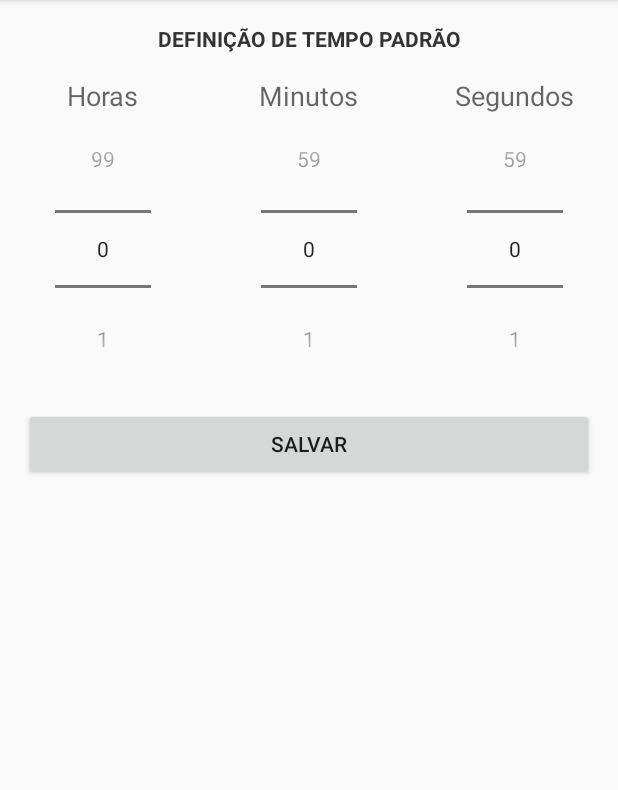
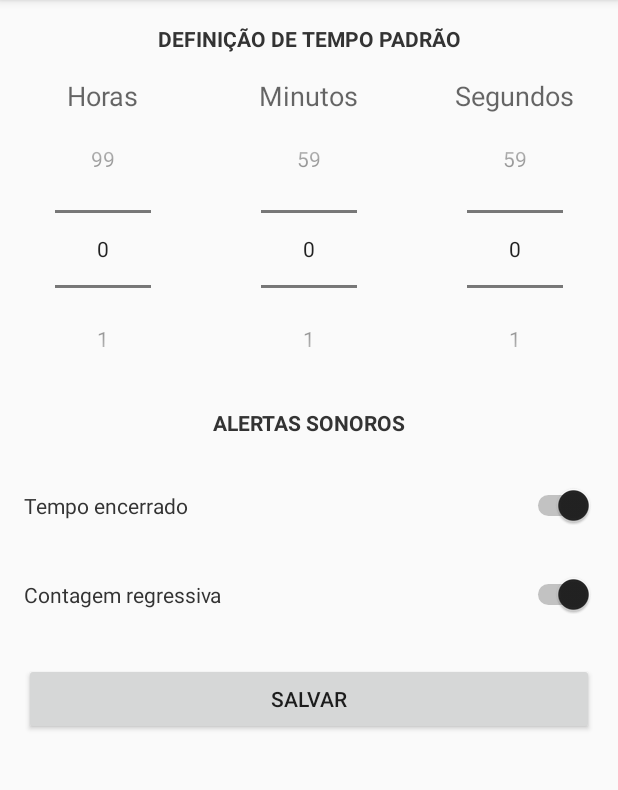
Before and after one commit to demetriosmiguel/AmpulhetaDigital, an Android app: the screen it shows after launch (ConfiguracaoActivity), in the options menu, after a tap on "Preferencias", on a phone screen of 412 x 824 dp, the part 84-874 px from its top. Run offline under Robolectric (Android 15) with nearby library versions, the phone set to English and light mode, and no system bars.

Commit message:
Configuração de preferencia por emitir alerta sonoro ou não de contagem regressiva e tempo encerrado

```diff
--- a/app/src/main/java/com/example/demtriosmiguel/ampulhetadigital/ConfiguracaoActivity.java
+++ b/app/src/main/java/com/example/demtriosmiguel/ampulhetadigital/ConfiguracaoActivity.java
@@ -6,18 +6,25 @@ import android.support.v7.app.AppCompatActivity;
 import android.view.View;
 import android.widget.Button;
 import android.widget.NumberPicker;
+import android.widget.Switch;
 import android.widget.Toast;
 
 public class ConfiguracaoActivity extends AppCompatActivity {
 
     public static final String PREFERENCIAS_PADRAO = "preferenciasPadrao";
+
     public static final String HORAS_PADRAO = "horasPadrao";
     public static final String MINUTOS_PADRAO = "minutossPadrao";
     public static final String SEGUNDOS_PADRAO = "segundosPadrao";
+    public static final String SOM_TEMPO_ENCERRADO = "somTempoEncerrado";
+    public static final String SOM_CONTAGEM_REGRESSIVA = "somContagemRegressiva";
 
     private NumberPicker npHorasPadrao;
     private NumberPicker npMinutossPadrao;
     private NumberPicker npSegundosPadrao;
+
+    private Switch switchTempoEncerrado;
+    private Switch switchContagemRegressiva;
 
     private Button btnSalvar;
 
@@ -25,6 +32,8 @@ public class ConfiguracaoActivity extends AppCompatActivity {
     protected void onCreate(Bundle savedInstanceState) {
         super.onCreate(savedInstanceState);
         setContentView(R.layout.activity_configuracao);
+
+        SharedPreferences preferencias = getSharedPreferences(PREFERENCIAS_PADRAO, 0);
 
         npHorasPadrao = (NumberPicker) findViewById(R.id.numberPickerHorasPadrao);
         npHorasPadrao.setMaxValue(99);
@@ -38,10 +47,15 @@ public class ConfiguracaoActivity extends AppCompatActivity {
         npSegundosPadrao.setMaxValue(59);
         npSegundosPadrao.setMinValue(0);
 
-        SharedPreferences settings = getSharedPreferences(PREFERENCIAS_PADRAO, 0);
-        npHorasPadrao.setValue(settings.getInt(HORAS_PADRAO, 0));
-        npMinutossPadrao.setValue(settings.getInt(MINUTOS_PADRAO, 0));
-        npSegundosPadrao.setValue(settings.getInt(SEGUNDOS_PADRAO, 0));
+        npHorasPadrao.setValue(preferencias.getInt(HORAS_PADRAO, 0));
+        npMinutossPadrao.setValue(preferencias.getInt(MINUTOS_PADRAO, 0));
+        npSegundosPadrao.setValue(preferencias.getInt(SEGUNDOS_PADRAO, 0));
+
+        switchTempoEncerrado = (Switch) findViewById(R.id.switchTempoEncerrado);
+        switchTempoEncerrado.setChecked(preferencias.getBoolean(SOM_TEMPO_ENCERRADO, true));
+
+        switchContagemRegressiva = (Switch) findViewById(R.id.switchContagemRegressiva);
+        switchContagemRegressiva.setChecked(preferencias.getBoolean(SOM_CONTAGEM_REGRESSIVA, true));
 
         btnSalvar = (Button) findViewById(R.id.buttonSalvarPreferencias);
 
@@ -55,6 +69,9 @@ public class ConfiguracaoActivity extends AppCompatActivity {
                 editor.putInt(MINUTOS_PADRAO, npMinutossPadrao.getValue());
                 editor.putInt(SEGUNDOS_PADRAO, npSegundosPadrao.getValue());
 
+                editor.putBoolean(SOM_TEMPO_ENCERRADO, switchTempoEncerrado.isChecked());
+                editor.putBoolean(SOM_CONTAGEM_REGRESSIVA, switchContagemRegressiva.isChecked());
+
                 if (editor.commit()) {
                     Toast.makeText(getApplicationContext(), "Preferencias salva com sucesso!", Toast.LENGTH_LONG).show();
                 } else {
--- a/app/src/main/java/com/example/demtriosmiguel/ampulhetadigital/Cronometro.java
+++ b/app/src/main/java/com/example/demtriosmiguel/ampulhetadigital/Cronometro.java
@@ -1,5 +1,7 @@
 package com.example.demtriosmiguel.ampulhetadigital;
 
+import android.content.Context;
+import android.content.SharedPreferences;
 import android.media.MediaPlayer;
 import android.os.Handler;
 import android.view.View;
@@ -36,7 +38,9 @@ public class Cronometro {
     MediaPlayer tempoEncerrado;
     MediaPlayer contagemRegressiva;
 
-    public Cronometro(TextView textViewTimer, Button botaoIniciar, Button botaoPausar, Button botaoReiniciar, Button botaoParar, MediaPlayer tempoEncerrado, MediaPlayer contagemRegressiva, Toast feedbackMessage) {
+    SharedPreferences preferencias;
+
+    public Cronometro(TextView textViewTimer, Button botaoIniciar, Button botaoPausar, Button botaoReiniciar, Button botaoParar, MediaPlayer tempoEncerrado, MediaPlayer contagemRegressiva, SharedPreferences preferencias, Toast feedbackMessage) {
         this.textViewTimer = textViewTimer;
         this.botaoIniciar = botaoIniciar;
         this.botaoPausar = botaoPausar;
@@ -44,6 +48,7 @@ public class Cronometro {
         this.botaoParar = botaoParar;
         this.tempoEncerrado = tempoEncerrado;
         this.contagemRegressiva = contagemRegressiva;
+        this.preferencias = preferencias;
         this.feedbackMessage = feedbackMessage;
 
         botaoPausar.setVisibility(View.GONE);
@@ -172,7 +177,7 @@ public class Cronometro {
                 handler.postDelayed(this, 1000);
                 try {
                     if (emExecucao && segundosTotais > 0) {
-                        if (segundosTotais <= 10 && segundosTotais >= 1) {
+                        if (segundosTotais <= 10 && segundosTotais >= 1 && preferencias.getBoolean(ConfiguracaoActivity.SOM_CONTAGEM_REGRESSIVA, true)) {
                             contagemRegressiva.start();
                         }
                         calculaHorasMinutosSegundos();
@@ -180,8 +185,11 @@ public class Cronometro {
                         segundosTotais--;
                     } else {
                         if (contagemRegressiva.isPlaying()) {
-                            contagemRegressiva.pause();
-                            contagemRegressiva.seekTo(0);
+                            contagemRegressiva.stop();
+                            contagemRegressiva.prepareAsync();
+                        }
+
+                        if (preferencias.getBoolean(ConfiguracaoActivity.SOM_TEMPO_ENCERRADO, true)) {
                             tempoEncerrado.start();
                         }
 
--- a/app/src/main/java/com/example/demtriosmiguel/ampulhetadigital/MainActivity.java
+++ b/app/src/main/java/com/example/demtriosmiguel/ampulhetadigital/MainActivity.java
@@ -60,6 +60,8 @@ public class MainActivity extends AppCompatActivity {
         super.onCreate(savedInstanceState);
         setContentView(R.layout.activity_main);
 
+        SharedPreferences preferencias = getSharedPreferences(ConfiguracaoActivity.PREFERENCIAS_PADRAO, Context.MODE_PRIVATE);
+
         tempoEncerrado = MediaPlayer.create(MainActivity.this, R.raw.tempo_encerrado);
         contagemRegressiva = MediaPlayer.create(MainActivity.this, R.raw.contagem_regressiva);
 
@@ -76,9 +78,8 @@ public class MainActivity extends AppCompatActivity {
 
         feedbackMessage = Toast.makeText(getApplicationContext(), "", Toast.LENGTH_LONG);
 
-        cronometro = new Cronometro(textViewTimer, botaoIniciar, botaoPausar, botaoReiniciar, botaoParar, tempoEncerrado, contagemRegressiva, feedbackMessage);
+        cronometro = new Cronometro(textViewTimer, botaoIniciar, botaoPausar, botaoReiniciar, botaoParar, tempoEncerrado, contagemRegressiva, preferencias, feedbackMessage);
 
-        SharedPreferences preferencias = getSharedPreferences(ConfiguracaoActivity.PREFERENCIAS_PADRAO, Context.MODE_PRIVATE);
 
         cronometro.setHorasMinutosSegundos(preferencias.getInt(ConfiguracaoActivity.HORAS_PADRAO, 0),
                                            preferencias.getInt(ConfiguracaoActivity.MINUTOS_PADRAO, 0),
--- a/app/src/main/res/layout/activity_configuracao.xml
+++ b/app/src/main/res/layout/activity_configuracao.xml
@@ -86,6 +86,70 @@
 
     </LinearLayout>
 
+    <TextView
+        android:layout_width="match_parent"
+        android:layout_height="wrap_content"
+        android:textAppearance="?android:attr/textAppearanceSmall"
+        android:text="@string/textview_alerta_sonoro"
+        android:id="@+id/textViewAlertaSonoro"
+        android:textColor="#333"
+        android:textStyle="bold"
+        android:gravity="center_vertical|center_horizontal"
+        android:padding="@dimen/activity_vertical_margin" />
+
+    <RelativeLayout
+        android:layout_width="wrap_content"
+        android:layout_height="wrap_content"
+        android:padding="@dimen/activity_vertical_margin">
+
+        <TextView
+            android:layout_width="wrap_content"
+            android:layout_height="wrap_content"
+            android:textAppearance="?android:attr/textAppearanceSmall"
+            android:text="Tempo encerrado"
+            android:id="@+id/textViewAlertaSonoroTempoEncerrado"
+            android:textColor="#333"
+            android:layout_alignParentLeft="true"
+            android:layout_alignParentStart="true"
+            android:layout_centerVertical="true" />
+
+        <Switch
+            android:layout_width="wrap_content"
+            android:layout_height="wrap_content"
+            android:id="@+id/switchTempoEncerrado"
+            android:layout_alignParentRight="true"
+            android:layout_alignParentEnd="true"
+            android:checked="true" />
+
+    </RelativeLayout>
+
+    <RelativeLayout
+        android:layout_width="wrap_content"
+        android:layout_height="wrap_content"
+        android:padding="@dimen/activity_vertical_margin">
+
+        <TextView
+            android:layout_width="wrap_content"
+            android:layout_height="wrap_content"
+            android:textAppearance="?android:attr/textAppearanceSmall"
+            android:text="Contagem regressiva"
+            android:id="@+id/textViewAlertaSonoroContagemRegressiva"
+            android:textColor="#333"
+            android:layout_alignParentLeft="true"
+            android:layout_alignParentStart="false"
+            android:layout_centerVertical="true" />
+
+        <Switch
+            android:layout_width="wrap_content"
+            android:layout_height="wrap_content"
+            android:id="@+id/switchContagemRegressiva"
+            android:layout_alignParentRight="true"
+            android:layout_alignParentEnd="true"
+            android:checked="true" />
+
+    </RelativeLayout>
+
+
     <Button
         android:layout_width="match_parent"
         android:layout_height="wrap_content"
--- a/app/src/main/res/values/strings.xml
+++ b/app/src/main/res/values/strings.xml
@@ -23,5 +23,6 @@
     <string name="button_atualizar">ATUALIZAR</string>
     <string name="button_excluir">EXCLUIR</string>
     <string name="button_nova_tarefa">NOVA TAREFA</string>
+    <string name="textview_alerta_sonoro">ALERTAS SONOROS</string>
 
 </resources>
```
